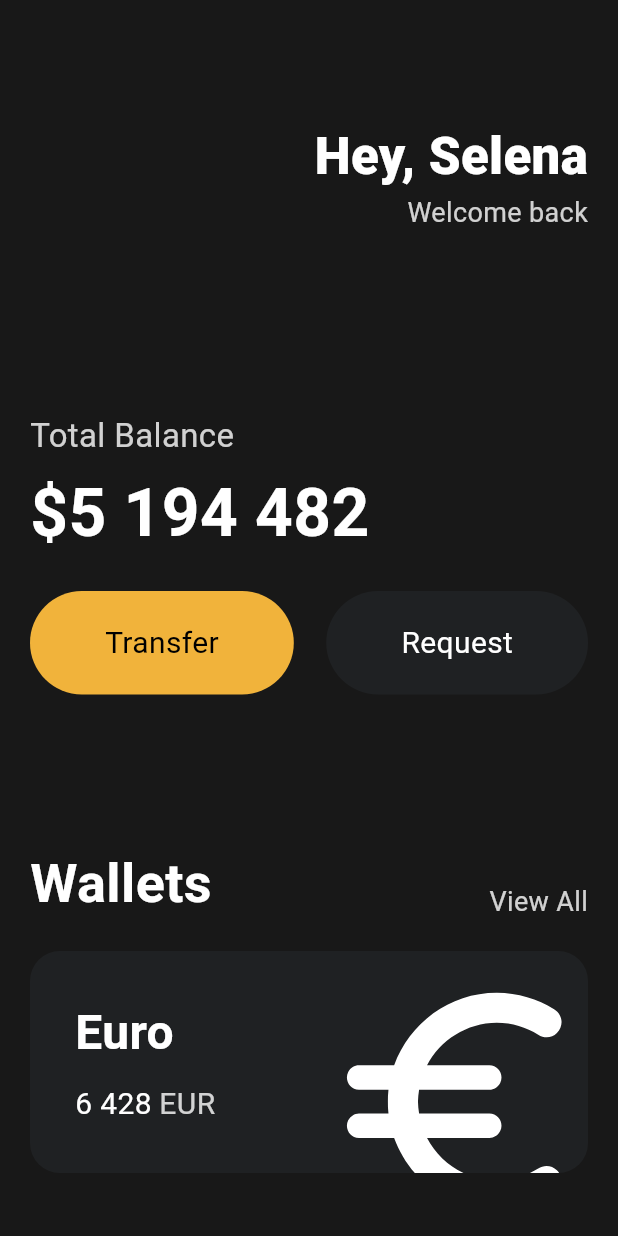
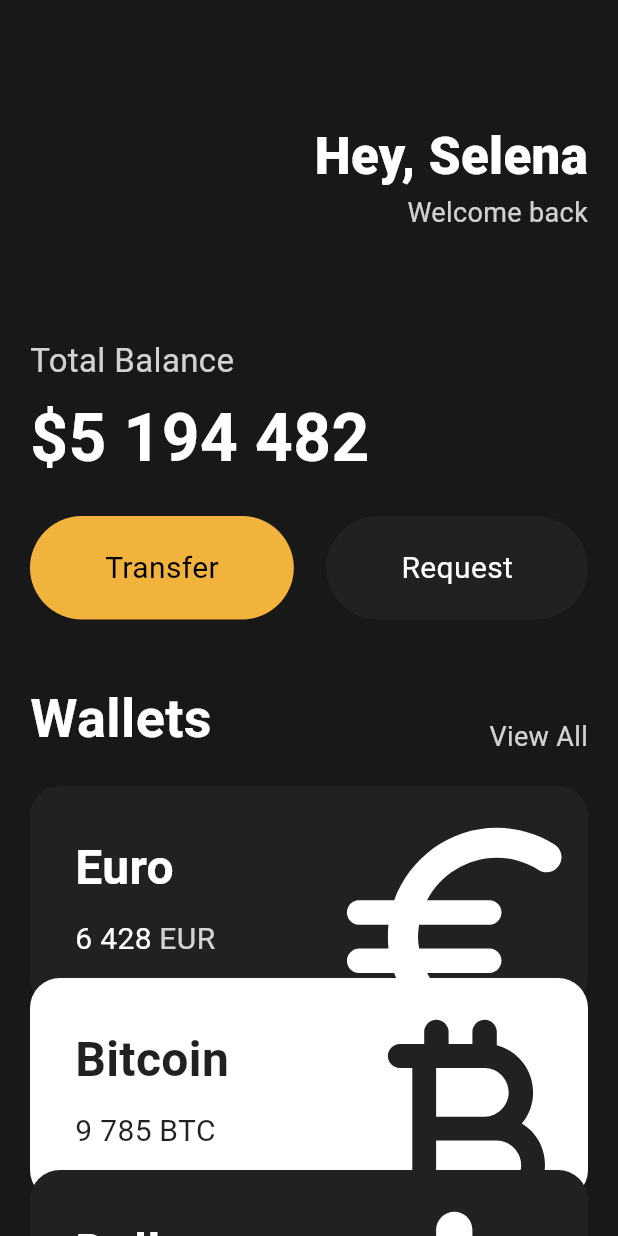
Before and after one commit to wogud556/FlutterHQ, a Flutter app: the screen it shows after launch, on a phone screen of 412 x 824 dp. Run offline on Flutter 3.47's test engine with Material 3 defaults, Android fonts, the phone set to English and light mode, and no system bars.

Commit message:
20240211

```diff
--- a/Flutter_Nomad/project/toonflix/lib/main.dart
+++ b/Flutter_Nomad/project/toonflix/lib/main.dart
@@ -1,6 +1,7 @@
 import 'package:flutter/cupertino.dart';
 import 'package:flutter/material.dart';
 import 'package:toonflix/widgets/button.dart';
+import 'package:toonflix/widgets/card.dart';
 
 const taxAmount = 15;
 const priceAmount = 30;
@@ -35,7 +36,8 @@ class App extends StatelessWidget {
         //입력코드로 색상 입력 Color(0xFF181818)
         //Color.fromRGBO(255,255,255,255)
         backgroundColor: const Color(0xFF181818),
-        body: Padding(
+        body: SingleChildScrollView(
+          child: Padding(
             padding: const EdgeInsets.symmetric(horizontal: 20),
             child: Column(
               crossAxisAlignment: CrossAxisAlignment.start,
@@ -62,14 +64,15 @@ class App extends StatelessWidget {
                         Text(
                           'Welcome back',
                           style: TextStyle(
-                            color: Colors.white.withOpacity(0.8), fontSize: 18),
+                              color: Colors.white.withOpacity(0.8),
+                              fontSize: 18),
                         ),
                       ],
                     )
                   ],
                 ),
                 const SizedBox(
-                height: 120,
+                  height: 70,
                 ),
                 Text(
                   'Total Balance',
@@ -106,7 +109,7 @@ class App extends StatelessWidget {
                   ],
                 ),
                 const SizedBox(
-                height: 100,
+                  height: 40,
                 ),
                 Row(
                   crossAxisAlignment: CrossAxisAlignment.end,
@@ -130,72 +133,32 @@ class App extends StatelessWidget {
                 const SizedBox(
                   height: 20,
                 ),
-              Container(
-                clipBehavior: Clip.hardEdge, //겉에 삐져나온거 잘라주기
-                decoration: BoxDecoration(
-                  color: const Color(0xFF1F2123),
-                  borderRadius: BorderRadius.circular(20),
+                const CurrencyCard(
+                  name: 'Euro',
+                  code: 'EUR',
+                  amount: '6 428',
+                  icon: Icons.euro_rounded,
+                  isInverted: false,
+                  order: 1,
                 ),
-                child: Padding(
-                  padding: const EdgeInsets.all(
-                    30,
+                const CurrencyCard(
+                  name: 'Bitcoin',
+                  code: 'BTC',
+                  amount: '9 785',
+                  icon: Icons.currency_bitcoin_rounded,
+                  isInverted: true,
+                  order: 2,
                 ),
-                  child: Row(
-                    mainAxisAlignment: MainAxisAlignment.spaceBetween,
-                    children: [
-                      Column(
-                        crossAxisAlignment: CrossAxisAlignment.start,
-                        children: [
-                          const Text(
-                            'Euro',
-                            style: TextStyle(
-                              color: Colors.white,
-                              fontSize: 32,
-                              fontWeight: FontWeight.w600,
-                            ),
-                          ),
-                          const SizedBox(
-                            height: 10,
-                          ),
-                          Row(
-                            children: [
-                              const Text(
-                                '6 428',
-                                style: TextStyle(
-                                  color: Colors.white,
-                                  fontSize: 20,
-                                ),
-                              ),
-                              const SizedBox(
-                                width: 5,
-                              ),
-                              Text(
-                                'EUR',
-                                style: TextStyle(
-                                  color: Colors.white.withOpacity(0.8),
-                                  fontSize: 20,
-                                ),
+                const CurrencyCard(
+                  name: 'Dollar',
+                  code: 'USD',
+                  amount: '1 564',
+                  icon: Icons.attach_money_rounded,
+                  isInverted: false,
+                  order: 3,
                 ),
               ],
             ),
-                        ],
-                      ),
-                      Transform.scale(
-                        scale: 2.2,
-                        child: Transform.translate(
-                          offset: const Offset(-5, 12),
-                          child: const Icon(
-                            Icons.euro_rounded,
-                            color: Colors.white,
-                            size: 88,
-                          ),
-                        ),
-                      )
-                    ],
-                  ),
-                ),
-              ),
-            ],
           ),
         ),
       ),
--- /dev/null
+++ b/Flutter_Nomad/project/toonflix/lib/widgets/card.dart
@@ -0,0 +1,101 @@
+import 'package:flutter/material.dart';
+
+class CurrencyCard extends StatelessWidget {
+  final String name, code, amount;
+  final IconData icon;
+  final bool isInverted;
+  final double order;
+
+  final _balckColor = const Color(0xFF1F2123); // 이미 정의된 항목의 경우 생성자에 선언하지 안하도됨
+
+  const CurrencyCard({
+    super.key,
+    required this.name,
+    required this.code,
+    required this.amount,
+    required this.icon,
+    required this.isInverted,
+    required this.order,
+  });
+
+  //어떤걸 커스터마이징 할것인가
+  @override
+  Widget build(BuildContext context) {
+    return Transform.translate(
+      offset: Offset(
+        0,
+        -20 * (order - 1),
+      ),
+      child: Container(
+        clipBehavior: Clip.hardEdge, //겉에 삐져나온거 잘라주기
+        decoration: BoxDecoration(
+          color: isInverted ? Colors.white : _balckColor,
+          borderRadius: BorderRadius.circular(20),
+        ),
+        child: Padding(
+          padding: const EdgeInsets.all(
+            30,
+          ),
+          child: Row(
+            mainAxisAlignment: MainAxisAlignment.spaceBetween,
+            children: [
+              Column(
+                crossAxisAlignment: CrossAxisAlignment.start,
+                children: [
+                  Text(
+                    name,
+                    style: TextStyle(
+                      color: isInverted ? _balckColor : Colors.white,
+                      fontSize: 32,
+                      fontWeight: FontWeight.w600,
+                    ),
+                  ),
+                  const SizedBox(
+                    height: 10,
+                  ),
+                  Row(
+                    children: [
+                      Text(
+                        amount,
+                        style: TextStyle(
+                          color: isInverted ? _balckColor : Colors.white,
+                          fontSize: 20,
+                        ),
+                      ),
+                      const SizedBox(
+                        width: 5,
+                      ),
+                      Text(
+                        code,
+                        style: TextStyle(
+                          color: isInverted
+                              ? _balckColor
+                              : Colors.white.withOpacity(0.8),
+                          fontSize: 20,
+                        ),
+                      ),
+                    ],
+                  ),
+                ],
+              ),
+              Transform.scale(
+                scale: 2.2,
+                child: Transform.translate(
+                  offset: const Offset(
+                    -5, //x만큼 -5
+                    12, //y만큼 12
+                  ),
+                  child: Icon(
+                    icon,
+                    color: isInverted ? _balckColor : Colors.white,
+                    size: 88,
+                  ),
+                ),
+              )
+            ],
+          ),
+        ),
+      ),
+    );
+  }
+}
```
Also changed, not shown: 1 other file. Lines whose indentation alone changed are shown as unchanged.
